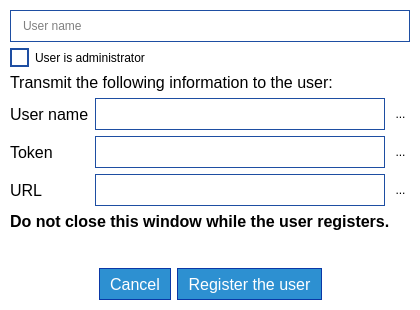
Scille/parsec-cloud, file parsec/core/gui/forms/register_user_dialog.ui: the form before one commit.
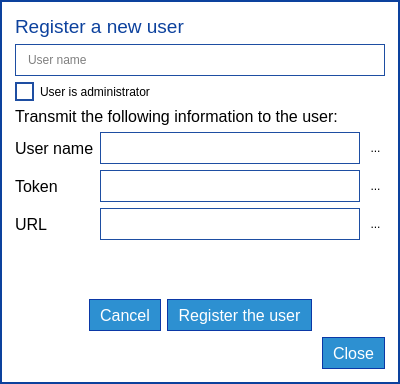
The form after the commit. Icons and pictures are not drawn.

Commit message: [GUI] Removed title bars for register user/device windows

What changed in the file:
```diff
--- a/parsec/core/gui/forms/register_user_dialog.ui
+++ b/parsec/core/gui/forms/register_user_dialog.ui
@@ -6,20 +6,20 @@
    <rect>
     <x>0</x>
     <y>0</y>
-    <width>420</width>
-    <height>310</height>
+    <width>400</width>
+    <height>384</height>
    </rect>
   </property>
   <property name="minimumSize">
    <size>
-    <width>420</width>
-    <height>310</height>
+    <width>0</width>
+    <height>0</height>
    </size>
   </property>
   <property name="maximumSize">
    <size>
-    <width>420</width>
-    <height>310</height>
+    <width>16777215</width>
+    <height>16777215</height>
    </size>
   </property>
   <property name="windowTitle">
@@ -107,17 +107,54 @@
   </property>
   <layout class="QVBoxLayout" name="verticalLayout_2">
    <property name="leftMargin">
-    <number>10</number>
+    <number>0</number>
    </property>
    <property name="topMargin">
-    <number>10</number>
+    <number>0</number>
    </property>
    <property name="rightMargin">
-    <number>10</number>
+    <number>0</number>
    </property>
    <property name="bottomMargin">
-    <number>10</number>
+    <number>0</number>
    </property>
+   <item>
+    <widget class="QWidget" name="widget" native="true">
+     <property name="styleSheet">
+      <string notr="true">QWidget#widget
+{
+border: 2px solid rgb(12, 65, 157);
+background-color: rgb(255, 255, 255);
+}</string>
+     </property>
+     <layout class="QVBoxLayout" name="verticalLayout_3">
+      <property name="leftMargin">
+       <number>15</number>
+      </property>
+      <property name="topMargin">
+       <number>15</number>
+      </property>
+      <property name="rightMargin">
+       <number>15</number>
+      </property>
+      <property name="bottomMargin">
+       <number>15</number>
+      </property>
+      <item>
+       <widget class="QLabel" name="label">
+        <property name="font">
+         <font>
+          <pointsize>14</pointsize>
+         </font>
+        </property>
+        <property name="styleSheet">
+         <string notr="true">color: rgb(12, 65, 157);</string>
+        </property>
+        <property name="text">
+         <string>Register a new user</string>
+        </property>
+       </widget>
+      </item>
    <item>
     <widget class="QLineEdit" name="line_edit_username">
      <property name="minimumSize">
@@ -316,23 +353,6 @@
         </item>
        </layout>
       </item>
-      <item>
-       <widget class="QLabel" name="label">
-        <property name="font">
-         <font>
-          <pointsize>12</pointsize>
-          <weight>75</weight>
-          <bold>true</bold>
-         </font>
-        </property>
-        <property name="text">
-         <string>Do not close this window while the user registers.</string>
-        </property>
-        <property name="wordWrap">
-         <bool>true</bool>
-        </property>
-       </widget>
-      </item>
      </layout>
     </widget>
    </item>
@@ -341,10 +361,13 @@
      <property name="orientation">
       <enum>Qt::Vertical</enum>
      </property>
+        <property name="sizeType">
+         <enum>QSizePolicy::Expanding</enum>
+        </property>
      <property name="sizeHint" stdset="0">
       <size>
        <width>20</width>
-       <height>40</height>
+          <height>6</height>
       </size>
      </property>
     </spacer>
@@ -415,6 +438,57 @@
      </item>
     </layout>
    </item>
+      <item>
+       <layout class="QHBoxLayout" name="horizontalLayout_2">
+        <item>
+         <spacer name="horizontalSpacer_3">
+          <property name="orientation">
+           <enum>Qt::Horizontal</enum>
+          </property>
+          <property name="sizeHint" stdset="0">
+           <size>
+            <width>40</width>
+            <height>20</height>
+           </size>
+          </property>
+         </spacer>
+        </item>
+        <item>
+         <widget class="QPushButton" name="button_close">
+          <property name="minimumSize">
+           <size>
+            <width>0</width>
+            <height>32</height>
+           </size>
+          </property>
+          <property name="font">
+           <font>
+            <pointsize>12</pointsize>
+           </font>
+          </property>
+          <property name="layoutDirection">
+           <enum>Qt::RightToLeft</enum>
+          </property>
+          <property name="text">
+           <string>Close</string>
+          </property>
+          <property name="icon">
+           <iconset resource="../rc/resources.qrc">
+            <normaloff>:/icons/images/icons/cancel_white.png</normaloff>:/icons/images/icons/cancel_white.png</iconset>
+          </property>
+          <property name="iconSize">
+           <size>
+            <width>24</width>
+            <height>24</height>
+           </size>
+          </property>
+         </widget>
+        </item>
+       </layout>
+      </item>
+     </layout>
+    </widget>
+   </item>
   </layout>
  </widget>
  <resources>
```
Left out of the diff: 19 changed lines with no effect on the pictures. Lines whose indentation alone changed are shown as unchanged. The commit also changes 3 other files.
